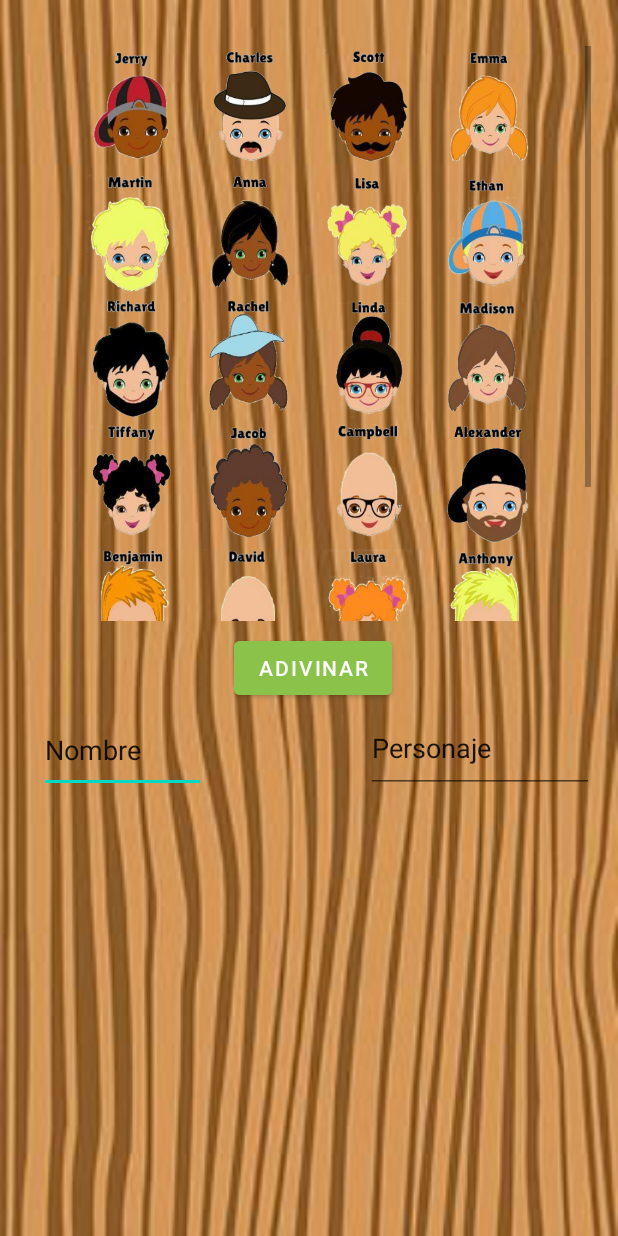
After one commit to isra723/Adivina-Quien, an Android app: the inicioJuegoMulti screen opened directly, with no data from a screen before it, on a phone screen of 412 x 824 dp. The commit adds this screen. Run offline under Robolectric (Android 15) with nearby library versions, the phone set to English and light mode, and no system bars; libraries missing offline, so code that uses them is left out: com.github.clans.fab.

Commit message:
Adivina quien chido

```diff
--- a/app/src/main/AndroidManifest.xml
+++ b/app/src/main/AndroidManifest.xml
@@ -9,7 +9,8 @@
         android:roundIcon="@mipmap/ic_launcher_round"
         android:supportsRtl="true"
         android:theme="@style/Theme.AdivinaQuien">
-        <activity android:name=".multigame"></activity>
+        <activity android:name=".inicioJuegoMulti"></activity>
+        <activity android:name=".multigame" />
         <activity android:name=".loser" />
         <activity android:name=".ganaste" />
         <activity
--- /dev/null
+++ b/app/src/main/java/com/example/adivinaquien/inicioJuegoMulti.kt
@@ -0,0 +1,316 @@
+package com.example.adivinaquien
+
+import android.content.Intent
+import androidx.appcompat.app.AppCompatActivity
+import android.os.Bundle
+import android.view.View
+import android.widget.Button
+import android.widget.EditText
+import android.widget.ImageView
+import androidx.core.content.ContextCompat.startActivity
+import com.github.clans.fab.FloatingActionButton
+
+class inicioJuegoMulti : AppCompatActivity() {
+    private lateinit var Img0: ImageView
+    private lateinit var Img1: ImageView
+    private lateinit var Img2: ImageView
+    private lateinit var Img3: ImageView
+    private lateinit var Img4: ImageView
+    private lateinit var Img5: ImageView
+    private lateinit var Img6: ImageView
+    private lateinit var Img7: ImageView
+    private lateinit var Img8: ImageView
+    private lateinit var Img9: ImageView
+    private lateinit var Img10: ImageView
+    private lateinit var Img11: ImageView
+    private lateinit var Img12: ImageView
+    private lateinit var Img13: ImageView
+    private lateinit var Img15: ImageView
+    private lateinit var Img14: ImageView
+    private lateinit var Img16: ImageView
+    private lateinit var Img17: ImageView
+    private lateinit var Img18: ImageView
+    private lateinit var Img19: ImageView
+    private lateinit var Img20: ImageView
+    private lateinit var Img21: ImageView
+    private lateinit var Img22: ImageView
+    private lateinit var Img23: ImageView
+
+    private val TURNOS: Int = 7
+    var countTurnos: Int = 1
+
+    val ready: ArrayList<Int> = ArrayList()
+
+    override fun onCreate(savedInstanceState: Bundle?) {
+        super.onCreate(savedInstanceState)
+        setContentView(R.layout.activity_inicio_juego_multi)
+
+        Img0 = findViewById(R.id.tab0)
+        Img1 = findViewById(R.id.tab1)
+        Img2 = findViewById(R.id.tab2)
+        Img3 = findViewById(R.id.tab3)
+        Img4 = findViewById(R.id.tab4)
+        Img5 = findViewById(R.id.tab5)
+        Img6 = findViewById(R.id.tab6)
+        Img7 = findViewById(R.id.tab7)
+        Img8 = findViewById(R.id.tab8)
+        Img9 = findViewById(R.id.tab9)
+        Img10 = findViewById(R.id.tab10)
+        Img11 = findViewById(R.id.tab11)
+        Img12 = findViewById(R.id.tab12)
+        Img13 = findViewById(R.id.tab13)
+        Img14 = findViewById(R.id.tab14)
+        Img15 = findViewById(R.id.tab15)
+        Img16 = findViewById(R.id.tab16)
+        Img17 = findViewById(R.id.tab17)
+        Img18 = findViewById(R.id.tab18)
+        Img19 = findViewById(R.id.tab19)
+        Img20 = findViewById(R.id.tab20)
+        Img21 = findViewById(R.id.tab21)
+        Img22 = findViewById(R.id.tab22)
+        Img23 = findViewById(R.id.tab23)
+
+        //val winner: EditText = findViewById(R.id.inputWinner)
+        //val btnGanador: Button = findViewById(R.id.btnGanador)
+
+        val personaje = intent.getStringExtra("Personaje")
+        var deck = CharService()
+
+        if (personaje != null) {
+            deck.setSinglePlayerCharacter(personaje)
+        }
+
+
+
+        window.decorView.apply {
+            systemUiVisibility =
+                View.SYSTEM_UI_FLAG_HIDE_NAVIGATION or View.SYSTEM_UI_FLAG_FULLSCREEN
+            systemUiVisibility = View.SYSTEM_UI_FLAG_FULLSCREEN
+            actionBar?.hide()
+        }
+
+        var Puntaje = Puntaje()
+
+        this.getCharactersPosition()
+
+        //----------------------
+
+
+        Img0.setOnClickListener() {
+
+                Img0.setImageResource(R.drawable.bkg)
+
+            }
+
+
+        Img1.setOnClickListener() {
+            Img1.setImageResource(R.drawable.bkg)
+
+        }
+
+        Img2.setOnClickListener() {
+            Img2.setImageResource(R.drawable.bkg)
+
+        }
+
+        Img3.setOnClickListener() {
+            Img3.setImageResource(R.drawable.bkg)
+
+        }
+
+        Img4.setOnClickListener() {
+            Img4.setImageResource(R.drawable.bkg)
+
+        }
+
+        Img5.setOnClickListener() {
+            Img5.setImageResource(R.drawable.bkg)
+
+        }
+
+        Img6.setOnClickListener() {
+            Img6.setImageResource(R.drawable.bkg)
+
+        }
+
+        Img7.setOnClickListener() {
+            Img7.setImageResource(R.drawable.bkg)
+
+        }
+
+        Img8.setOnClickListener() {
+            Img8.setImageResource(R.drawable.bkg)
+
+        }
+
+        Img9.setOnClickListener() {
+            Img9.setImageResource(R.drawable.bkg)
+
+        }
+
+        Img10.setOnClickListener() {
+             Img10.setImageResource(R.drawable.bkg)
+
+        }
+
+        Img11.setOnClickListener() {
+            Img11.setImageResource(R.drawable.bkg)
+
+        }
+
+        Img12.setOnClickListener() {
+            Img12.setImageResource(R.drawable.bkg)
+
+        }
+
+        Img13.setOnClickListener() {
+            Img13.setImageResource(R.drawable.bkg)
+
+        }
+
+        Img14.setOnClickListener() {
+            Img14.setImageResource(R.drawable.bkg)
+
+        }
+
+        Img15.setOnClickListener() {
+            Img15.setImageResource(R.drawable.bkg)
+
+        }
+
+        Img16.setOnClickListener() {
+            Img16.setImageResource(R.drawable.bkg)
+
+        }
+
+        Img17.setOnClickListener() {
+            Img17.setImageResource(R.drawable.bkg)
+
+        }
+
+        Img18.setOnClickListener() {
+            Img18.setImageResource(R.drawable.bkg)
+
+        }
+
+        Img19.setOnClickListener() {
+            Img19.setImageResource(R.drawable.bkg)
+
+        }
+
+        Img20.setOnClickListener() {
+            Img20.setImageResource(R.drawable.bkg)
+
+        }
+        Img21.setOnClickListener() {
+            Img21.setImageResource(R.drawable.bkg)
+
+        }
+
+        Img22.setOnClickListener() {
+            Img22.setImageResource(R.drawable.bkg)
+        }
+
+        Img23.setOnClickListener() {
+            Img23.setImageResource(R.drawable.bkg)
+        }
+}
+        private fun winner(array: MutableList<Int>) {
+            var Puntaje = Puntaje()
+            println("Ganaste chepe")
+            Puntaje.setValues(countTurnos, array.size)
+
+            val totalPuntos = Puntaje.getPuntaje()
+
+            val puntuacion = Intent(this, ganaste::class.java)
+            puntuacion.putExtra("Puntuacion", totalPuntos)
+
+            var getNombre = ""
+            if (intent.getSerializableExtra("Nombre") != null) {
+                getNombre = intent.getSerializableExtra("Nombre") as String
+            }
+            puntuacion.putExtra("Nombre", getNombre)
+            startActivity(puntuacion)
+        }
+
+        private fun mamo(array: MutableList<Int>) {
+            startActivity(Intent(this, loser::class.java))
+        }
+
+        private fun getCharactersPosition() {
+            for (i in 0..23) {
+                do {
+                    var flag = true
+                    var rand = (0..23).random()
+                    var xd = ready.indexOf(rand)
+
+                    if (xd == -1) {
+                        ready.add(rand)
+                    } else {
+                        flag = false
+                    }
+                } while (flag == false)
+            }
+
+            var countDeck: Int = 0
+
+            do {
+                when (countDeck) {
+                    0 -> setImage(countDeck, ready, Img0)
+                    1 -> setImage(countDeck, ready, Img1)
+                    2 -> setImage(countDeck, ready, Img2)
+                    3 -> setImage(countDeck, ready, Img3)
+                    4 -> setImage(countDeck, ready, Img4)
+                    5 -> setImage(countDeck, ready, Img5)
+                    6 -> setImage(countDeck, ready, Img6)
+                    7 -> setImage(countDeck, ready, Img7)
+                    8 -> setImage(countDeck, ready, Img8)
+                    9 -> setImage(countDeck, ready, Img9)
+                    10 -> setImage(countDeck, ready, Img10)
+                    11 -> setImage(countDeck, ready, Img11)
+                    12 -> setImage(countDeck, ready, Img12)
+                    13 -> setImage(countDeck, ready, Img13)
+                    14 -> setImage(countDeck, ready, Img14)
+                    15 -> setImage(countDeck, ready, Img15)
+                    16 -> setImage(countDeck, ready, Img16)
+                    17 -> setImage(countDeck, ready, Img17)
+                    18 -> setImage(countDeck, ready, Img18)
+                    19 -> setImage(countDeck, ready, Img19)
+                    20 -> setImage(countDeck, ready, Img20)
+                    21 -> setImage(countDeck, ready, Img21)
+                    22 -> setImage(countDeck, ready, Img22)
+                    23 -> setImage(countDeck, ready, Img23)
+                }
+                countDeck++
+            } while (countDeck < 24)
+        }
+
+        private fun setImage(x: Int, ready: ArrayList<Int>, Img: ImageView) {
+            when (ready.get(x)) {
+                0 -> Img.setImageResource(R.drawable.p_tiffany)
+                1 -> Img.setImageResource(R.drawable.p_abigail)
+                2 -> Img.setImageResource(R.drawable.p_alexander)
+                3 -> Img.setImageResource(R.drawable.p_anna)
+                4 -> Img.setImageResource(R.drawable.p_anthony)
+                5 -> Img.setImageResource(R.drawable.p_benjamin)
+                6 -> Img.setImageResource(R.drawable.p_campbell)
+                7 -> Img.setImageResource(R.drawable.p_charles)
+                8 -> Img.setImageResource(R.drawable.p_david)
+                9 -> Img.setImageResource(R.drawable.p_emma)
+                10 -> Img.setImageResource(R.drawable.p_ethan)
+                11 -> Img.setImageResource(R.drawable.p_jacob)
+                12 -> Img.setImageResource(R.drawable.p_jerry)
+                13 -> Img.setImageResource(R.drawable.p_laura)
+                14 -> Img.setImageResource(R.drawable.p_linda)
+                15 -> Img.setImageResource(R.drawable.p_lisa)
+                16 -> Img.setImageResource(R.drawable.p_madison)
+                17 -> Img.setImageResource(R.drawable.p_maria)
+                18 -> Img.setImageResource(R.drawable.p_martin)
+                19 -> Img.setImageResource(R.drawable.p_rachel)
+                20 -> Img.setImageResource(R.drawable.p_richard)
+                21 -> Img.setImageResource(R.drawable.p_roy)
+                22 -> Img.setImageResource(R.drawable.p_scott)
+                23 -> Img.setImageResource(R.drawable.p_sophia)
+            }
+        }
+    }
--- a/app/src/main/java/com/example/adivinaquien/multigame.kt
+++ b/app/src/main/java/com/example/adivinaquien/multigame.kt
@@ -10,14 +10,14 @@ import android.widget.LinearLayout
 class multigame : AppCompatActivity() {
     override fun onCreate(savedInstanceState: Bundle?) {
         super.onCreate(savedInstanceState)
-        setContentView(R.layout.activity_game_single)
+        setContentView(R.layout.activity_multigame)
 
         val Img: ImageView = findViewById(R.id.showImg)
         val btnContin: Button = findViewById(R.id.btnEmpezar)
         val rnds = (1..24).random()
         //val pers = arrayOf("","","","","","","","","","","","","","","","","","","","","","","","")
         //val personaje = pers.get(rnds)
-        val i = Intent(this, inicioJuego::class.java)
+        val i = Intent(this, inicioJuegoMulti::class.java)
 
         when(rnds){
             1 -> {Img.setImageResource(R.drawable.p_abigail)
--- a/app/src/main/java/com/example/adivinaquien/tipoJuego.kt
+++ b/app/src/main/java/com/example/adivinaquien/tipoJuego.kt
@@ -18,7 +18,7 @@ class tipoJuego : AppCompatActivity() {
         }
 
         btnMulti.setOnClickListener{
-            //startActivity(Intent(this, GameMulti::class.java))
+            startActivity(Intent(this, multigame::class.java))
 
         }
     }
--- /dev/null
+++ b/app/src/main/res/layout/activity_inicio_juego_multi.xml
@@ -0,0 +1,254 @@
+<?xml version="1.0" encoding="utf-8"?>
+<androidx.constraintlayout.widget.ConstraintLayout xmlns:android="http://schemas.android.com/apk/res/android"
+    xmlns:app="http://schemas.android.com/apk/res-auto"
+    xmlns:tools="http://schemas.android.com/tools"
+    android:id="@+id/constraint"
+    android:layout_width="match_parent"
+    android:layout_height="match_parent"
+    android:background="@drawable/madera"
+    tools:context=".inicioJuegoMulti">
+
+
+    <ScrollView
+        android:layout_width="375dp"
+        android:layout_height="383dp"
+        app:layout_constraintBottom_toBottomOf="parent"
+        app:layout_constraintEnd_toEndOf="parent"
+        app:layout_constraintStart_toStartOf="parent"
+        app:layout_constraintTop_toTopOf="@+id/relativeLayout"
+        app:layout_constraintVertical_bias="0.06999999">
+        android:layout_width="match_content"
+        android:layout_height="wrap_content"
+
+        <TableLayout
+            android:id="@+id/tableLayout"
+            android:layout_width="match_parent"
+            android:layout_height="wrap_content"
+            app:layout_constraintBottom_toBottomOf="parent"
+            app:layout_constraintEnd_toEndOf="parent"
+            app:layout_constraintStart_toStartOf="parent"
+            app:layout_constraintTop_toTopOf="parent"
+            app:layout_constraintVertical_bias="0.0">
+
+
+            <LinearLayout
+                android:layout_width="match_parent"
+                android:layout_height="match_parent"
+                android:gravity="center"
+                android:orientation="vertical">
+
+
+                <TableRow
+                    android:layout_width="wrap_content"
+                    android:layout_height="wrap_content">
+
+                    <ImageView
+                        android:id="@+id/tab0"
+                        android:layout_width="79dp"
+                        android:layout_height="83dp" />
+
+                    <ImageView
+                        android:id="@+id/tab1"
+                        android:layout_width="79dp"
+                        android:layout_height="83dp" />
+
+                    <ImageView
+                        android:id="@+id/tab2"
+                        android:layout_width="79dp"
+                        android:layout_height="83dp" />
+
+                    <ImageView
+                        android:id="@+id/tab3"
+                        android:layout_width="79dp"
+                        android:layout_height="83dp" />
+
+                </TableRow>
+
+                <TableRow
+                    android:layout_width="wrap_content"
+                    android:layout_height="wrap_content">
+
+                    <ImageView
+                        android:id="@+id/tab4"
+                        android:layout_width="79dp"
+                        android:layout_height="83dp" />
+
+                    <ImageView
+                        android:id="@+id/tab5"
+                        android:layout_width="79dp"
+                        android:layout_height="83dp" />
+
+                    <ImageView
+                        android:id="@+id/tab6"
+                        android:layout_width="79dp"
+                        android:layout_height="83dp" />
+
+                    <ImageView
+                        android:id="@+id/tab7"
+                        android:layout_width="79dp"
+                        android:layout_height="83dp" />
+                </TableRow>
+
+                <TableRow
+                    android:layout_width="wrap_content"
+                    android:layout_height="wrap_content">
+
+                    <ImageView
+                        android:id="@+id/tab8"
+                        android:layout_width="79dp"
+                        android:layout_height="83dp" />
+
+                    <ImageView
+                        android:id="@+id/tab9"
+                        android:layout_width="79dp"
+                        android:layout_height="83dp" />
+
+                    <ImageView
+                        android:id="@+id/tab10"
+                        android:layout_width="79dp"
+                        android:layout_height="83dp" />
+
+                    <ImageView
+                        android:id="@+id/tab11"
+                        android:layout_width="79dp"
+                        android:layout_height="83dp" />
+                </TableRow>
+
+                <TableRow
+                    android:layout_width="wrap_content"
+                    android:layout_height="wrap_content">
+
+                    <ImageView
+                        android:id="@+id/tab12"
+                        android:layout_width="79dp"
+                        android:layout_height="83dp" />
+
+                    <ImageView
+                        android:id="@+id/tab13"
+                        android:layout_width="79dp"
+                        android:layout_height="83dp" />
+
+                    <ImageView
+                        android:id="@+id/tab14"
+                        android:layout_width="79dp"
+                        android:layout_height="83dp" />
+
+                    <ImageView
+                        android:id="@+id/tab15"
+                        android:layout_width="79dp"
+                        android:layout_height="83dp" />
+
+                </TableRow>
+
+                <TableRow
+                    android:layout_width="wrap_content"
+                    android:layout_height="wrap_content">
+
+                    <ImageView
+                        android:id="@+id/tab16"
+                        android:layout_width="79dp"
+                        android:layout_height="83dp" />
+
+                    <ImageView
+                        android:id="@+id/tab17"
+                        android:layout_width="79dp"
+                        android:layout_height="83dp" />
+
+                    <ImageView
+                        android:id="@+id/tab18"
+                        android:layout_width="79dp"
+                        android:layout_height="83dp" />
+
+                    <ImageView
+                        android:id="@+id/tab19"
+                        android:layout_width="79dp"
+                        android:layout_height="83dp" />
+
+                </TableRow>
+
+                <TableRow
+                    android:layout_width="wrap_content"
+                    android:layout_height="wrap_content">
+
+                    <ImageView
+                        android:id="@+id/tab20"
+                        android:layout_width="79dp"
+                        android:layout_height="83dp" />
+
+                    <ImageView
+                        android:id="@+id/tab21"
+                        android:layout_width="79dp"
+                        android:layout_height="83dp" />
+
+                    <ImageView
+                        android:id="@+id/tab22"
+                        android:layout_width="79dp"
+                        android:layout_height="83dp" />
+
+                    <ImageView
+                        android:id="@+id/tab23"
+                        android:layout_width="79dp"
+                        android:layout_height="83dp" />
+
+                </TableRow>
+
+
+            </LinearLayout>
+
+
+        </TableLayout>
+    </ScrollView>
+
+    <RelativeLayout
+        android:id="@+id/relativeLayout"
+        android:layout_width="400dp"
+        android:layout_height="527dp"
+        app:layout_constraintEnd_toEndOf="parent"
+        app:layout_constraintStart_toStartOf="parent"
+        app:layout_constraintTop_toTopOf="parent">
+
+        <EditText
+            android:id="@+id/inpchat"
+            android:layout_width="111dp"
+            android:layout_height="57dp"
+            android:layout_alignParentStart="true"
+            android:layout_alignParentBottom="true"
+            android:layout_marginStart="20dp"
+            android:layout_marginBottom="-1dp"
+            android:ems="10"
+            android:inputType="textPersonName"
+            android:text="Nombre" />
+
+        <EditText
+            android:id="@+id/inputWinner"
+            android:layout_width="152dp"
+            android:layout_height="59dp"
+            android:layout_alignParentStart="true"
+            android:layout_alignParentEnd="true"
+            android:layout_alignParentBottom="true"
+            android:layout_marginStart="238dp"
+            android:layout_marginEnd="10dp"
+            android:layout_marginBottom="-1dp"
+            android:ems="10"
+            android:inputType="textPersonName"
+            android:text="Personaje" />
+
+        <Button
+            android:id="@+id/btnGanador"
+            android:layout_width="wrap_content"
+            android:layout_height="wrap_content"
+            android:layout_above="@+id/inputWinner"
+            android:layout_alignParentStart="true"
+            android:layout_marginStart="150dp"
+            android:layout_marginTop="-5dp"
+            android:layout_marginBottom="0dp"
+            android:backgroundTint="#8BC34A"
+            android:text="Adivinar"
+            app:layout_constraintStart_toStartOf="parent" />
+
+    </RelativeLayout>
+
+
+
+
+</androidx.constraintlayout.widget.ConstraintLayout>
--- a/app/src/main/res/layout/activity_multigame.xml
+++ b/app/src/main/res/layout/activity_multigame.xml
@@ -17,7 +17,7 @@
         app:layout_constraintEnd_toEndOf="parent"
         app:layout_constraintStart_toStartOf="parent"
         app:layout_constraintTop_toBottomOf="@+id/btnEmpezar"
-        app:layout_constraintVertical_bias="0.41"
+        app:layout_constraintVertical_bias="0.46"
         app:srcCompat="@drawable/bkg" />
 
     <TextView
@@ -39,7 +39,7 @@
         android:id="@+id/btnEmpezar"
         android:layout_width="148dp"
         android:layout_height="81dp"
-        android:layout_marginTop="268dp"
+        android:layout_marginTop="204dp"
         android:text="Continuar"
         android:textSize="18sp"
         app:backgroundTint="#0047ff"
@@ -52,10 +52,11 @@
         android:id="@+id/textView7"
         android:layout_width="170dp"
         android:layout_height="30dp"
-        android:layout_marginTop="12dp"
+        android:layout_marginTop="8dp"
         android:text="Ingresa tu nombre:"
         android:textSize="20sp"
         app:layout_constraintEnd_toEndOf="parent"
+        app:layout_constraintHorizontal_bias="0.497"
         app:layout_constraintStart_toStartOf="parent"
         app:layout_constraintTop_toBottomOf="@+id/btnEmpezar" />
 
@@ -67,7 +68,8 @@
         app:layout_constraintBottom_toTopOf="@+id/imageView2"
         app:layout_constraintEnd_toEndOf="parent"
         app:layout_constraintStart_toStartOf="parent"
-        app:layout_constraintTop_toBottomOf="@+id/textView7" />
+        app:layout_constraintTop_toBottomOf="@+id/textView7"
+        app:layout_constraintVertical_bias="1.0" />
 
     <ImageView
         android:id="@+id/showImg"
```
